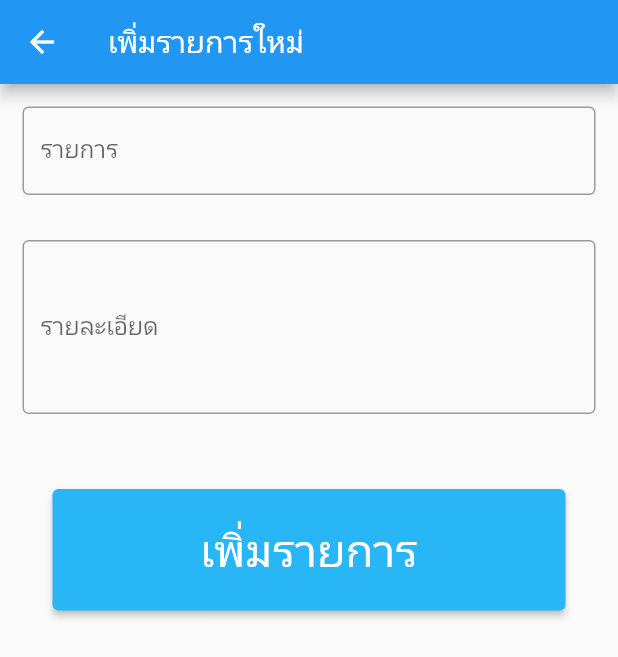
After one commit to weah79/Flutter, a Flutter app: the AddPage screen opened directly, after a tap on "เพิ่มรายการ", on a phone screen of 412 x 824 dp. The commit adds this screen. Shown: the top 657 px of the screen. Run offline on Flutter 3.47's test engine with Material 2 defaults, Android fonts, the light colour scheme and no system bars; network calls fail; key blocks and very long unbroken strings in the code were emptied for the run.

Commit message:
Add add.dart

```diff
--- a/layout/lib/main.dart
+++ b/layout/lib/main.dart
@@ -2,6 +2,7 @@ import 'package:flutter/material.dart';
 import 'package:layout/pages/contact.dart';
 import 'package:layout/pages/home.dart';
 import 'package:layout/pages/search.dart';
+import 'package:layout/pages/add.dart';
 
 void main() {
   runApp(MyApp());
@@ -29,7 +30,7 @@ class MainPage extends StatefulWidget {
 
 class _MainPageState extends State<MainPage> {
   int _currentIndex = 0;
-  final tabs = [HomePage(), SearchPage(), ContactPage()];
+  final tabs = [AddPage(), SearchPage(), ContactPage()];
 
   @override
   Widget build(BuildContext context) {
--- /dev/null
+++ b/layout/lib/pages/add.dart
@@ -0,0 +1,74 @@
+import 'package:flutter/material.dart';
+import 'package:http/http.dart' as http;
+import 'dart:async';
+import 'dart:convert';
+
+class AddPage extends StatefulWidget {
+  const AddPage({ Key? key }) : super(key: key);
+
+  @override
+  _AddPageState createState() => _AddPageState();
+}
+
+class _AddPageState extends State<AddPage> {
+  TextEditingController todo_title = TextEditingController();
+  TextEditingController todo_detail = TextEditingController();
+
+  @override
+  Widget build(BuildContext context) {
+    return Scaffold(
+      appBar: AppBar(title: Text('เพิ่มรายการใหม่'),),
+      body: Padding(
+        padding: const EdgeInsets.all(15.0),
+        child: ListView(
+          children: [
+             TextField(
+               controller: todo_title,
+               decoration: InputDecoration(
+                 labelText: 'รายการ', border: OutlineInputBorder()
+               ),
+             ),
+             SizedBox(height: 30,) ,
+             TextField(
+               minLines: 4,
+               maxLines: 8,
+               controller: todo_detail,
+               decoration: InputDecoration(
+                 labelText: 'รายละเอียด', border: OutlineInputBorder()
+               ),
+             ),
+             SizedBox(height: 30,) ,
+             Padding(
+               padding: const EdgeInsets.all(20),
+               child: ElevatedButton(
+                 onPressed: (){
+                   print('----------------');
+                   print('title : ${todo_title.text}');
+                   print('detail : ${todo_detail.text}');
+                   postTodo();
+                   setState(() {
+                     todo_title.clear();
+                     todo_detail.clear();
+                   });
+                 }, child: Text("เพิ่มรายการ"),
+                 style: ButtonStyle(
+                   backgroundColor:  MaterialStateProperty.all(Colors.lightBlue[400]),
+                   padding: MaterialStateProperty.all(EdgeInsets.fromLTRB(50, 20, 50, 20)),
+                   textStyle: MaterialStateProperty.all(TextStyle(fontSize: 30)),
+                  ),),
+             ),
+        ],),
+      ),
+    );
+  }
+
+  Future postTodo() async{
+    var url = Uri.https('f5a9-184-22-247-211.ngrok.io', '/api/post-todolist');
+    //var url = Uri.http('192.168.1.103:8000', '/api/post-todolist');
+    Map<String, String> header = {"Content-type":"application/json"};
+    String jsondata = '{"title": "${todo_title.text}", "detail": "${todo_detail.text}"}';
+    var response = await http.post(url, headers: header, body: jsondata);
+    print('-------result--------');
+    print(response.body);
+  }
+}
```
Also changed, not shown: covidchecker/lib/main.dart (+67 -26 lines), 1 other file.
